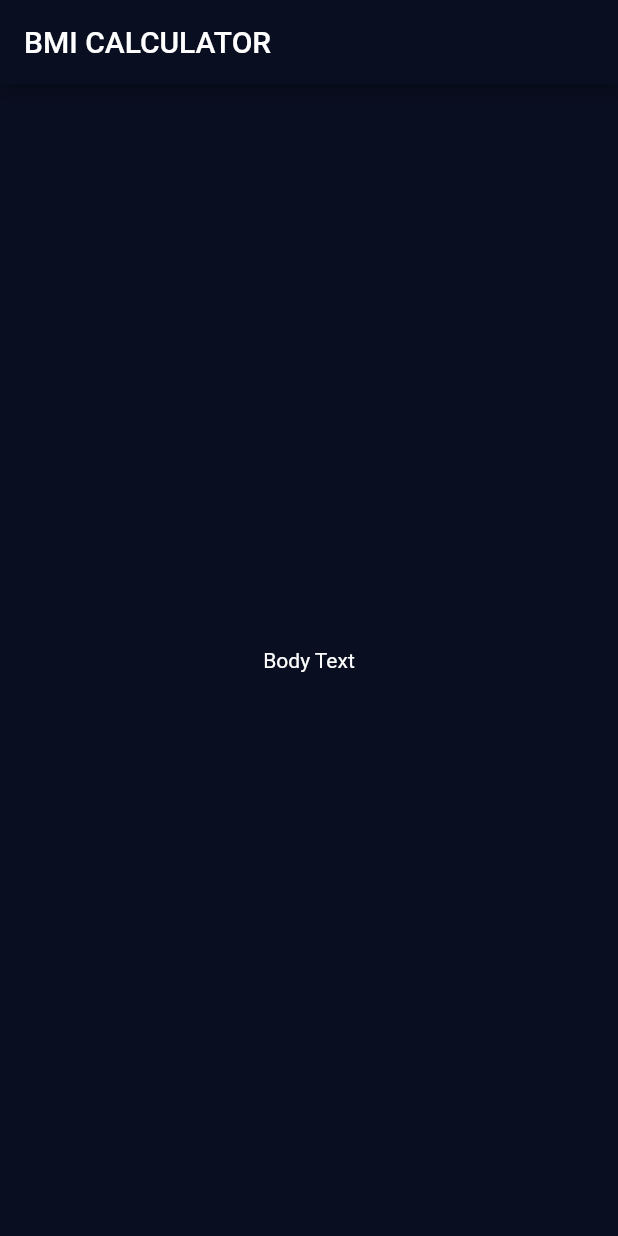
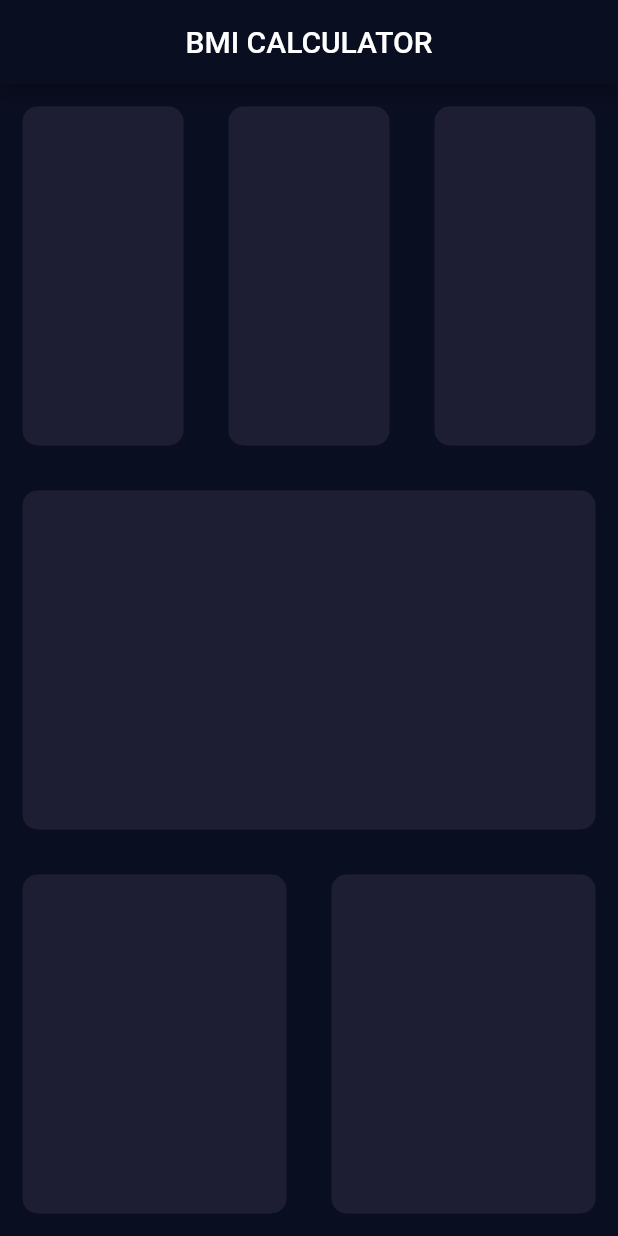
Before and after one commit to dustyfingers/bmi-calc-flutter, a Flutter app: the screen it shows after launch, on a phone screen of 412 x 824 dp. Run offline on Flutter 3.47's test engine with Material 2 defaults, Android fonts, the phone set to English and light mode, and no system bars.

Commit message:
layed out input page using expanded widgets and containers

```diff
--- a/lib/input_page.dart
+++ b/lib/input_page.dart
@@ -1,4 +1,6 @@
 import 'package:flutter/material.dart';
+
+import 'package:bmi_calculator_flutter/reusable_card.dart';
 
 class InputPage extends StatefulWidget {
   @override
@@ -10,10 +12,55 @@ class _InputPageState extends State<InputPage> {
   Widget build(BuildContext context) {
     return Scaffold(
       appBar: AppBar(
-        title: Text('BMI CALCULATOR'),
+        title: Center(
+          child: Text('BMI CALCULATOR'),
+        ),
       ),
-      body: Center(
-        child: Text('Body Text'),
+      body: Column(
+        children: <Widget>[
+          Expanded(
+            child: Row(
+              children: <Widget>[
+                Expanded(
+                  child: ReusableCard(
+                    color: Color(0xFF1D1E33),
+                  ),
+                ),
+                Expanded(
+                  child: ReusableCard(
+                    color: Color(0xFF1D1E33),
+                  ),
+                ),
+                Expanded(
+                  child: ReusableCard(
+                    color: Color(0xFF1D1E33),
+                  ),
+                ),
+              ],
+            ),
+          ),
+          Expanded(
+            child: ReusableCard(
+              color: Color(0xFF1D1E33),
+            ),
+          ),
+          Expanded(
+            child: Row(
+              children: <Widget>[
+                Expanded(
+                  child: ReusableCard(
+                    color: Color(0xFF1D1E33),
+                  ),
+                ),
+                Expanded(
+                  child: ReusableCard(
+                    color: Color(0xFF1D1E33),
+                  ),
+                ),
+              ],
+            ),
+          ),
+        ],
       ),
     );
   }
--- /dev/null
+++ b/lib/reusable_card.dart
@@ -0,0 +1,19 @@
+import 'package:flutter/material.dart';
+
+class ReusableCard extends StatelessWidget {
+  ReusableCard({@required this.color});
+
+  // final keyword makes this property immutable
+  final Color color;
+
+  @override
+  Widget build(BuildContext context) {
+    return Container(
+      margin: EdgeInsets.all(15.0),
+      decoration: BoxDecoration(
+        borderRadius: BorderRadius.circular(10.0),
+        color: color,
+      ),
+    );
+  }
+}
```
